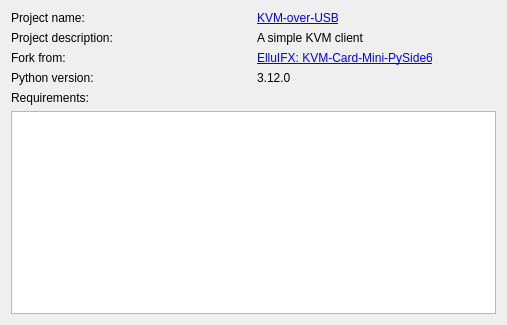
First picture: the form in client/ui/about.ui, repository wevsty/KVM-over-USB, before the edit.
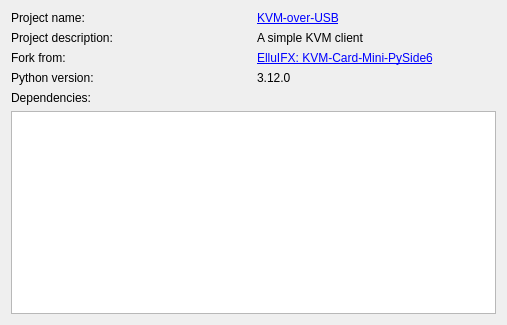
Second picture: the form after the edit.

Commit message: requirements change to dependencies

What changed in the file:
```diff
--- a/client/ui/about.ui
+++ b/client/ui/about.ui
@@ -102,7 +102,7 @@
    <item>
     <widget class="QLabel" name="label_requirements">
      <property name="text">
-      <string>Requirements:</string>
+      <string>Dependencies:</string>
      </property>
     </widget>
    </item>
```
Left out of the diff: 2 changed lines with no effect on the pictures. The commit also changes 1 other file.
